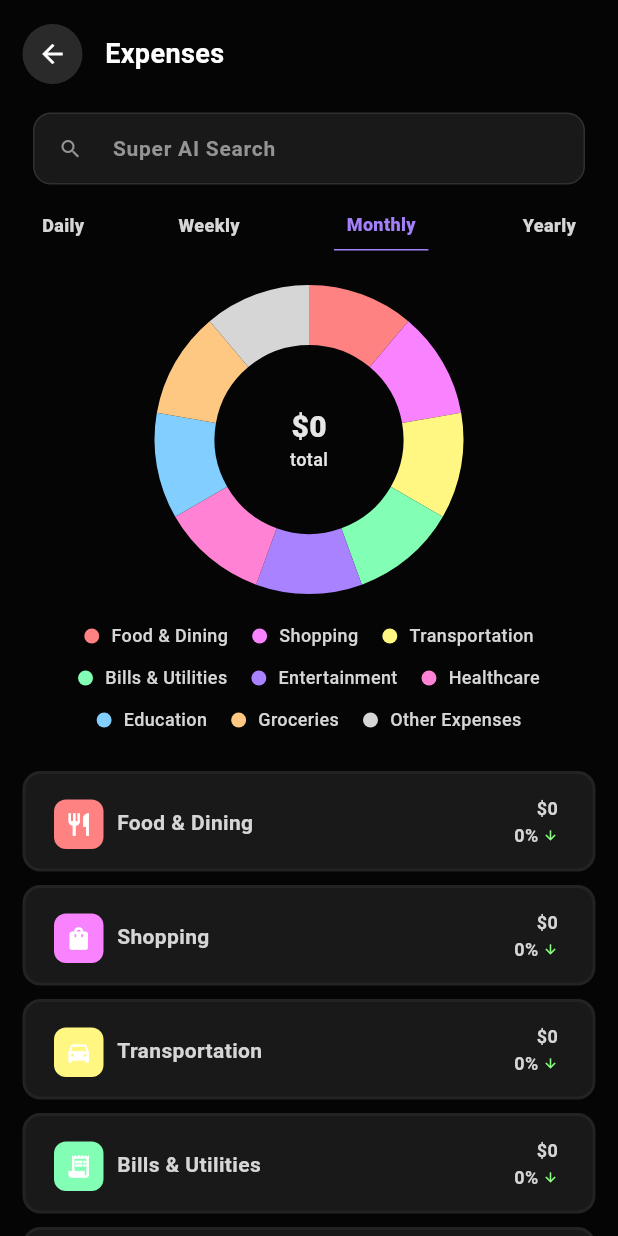
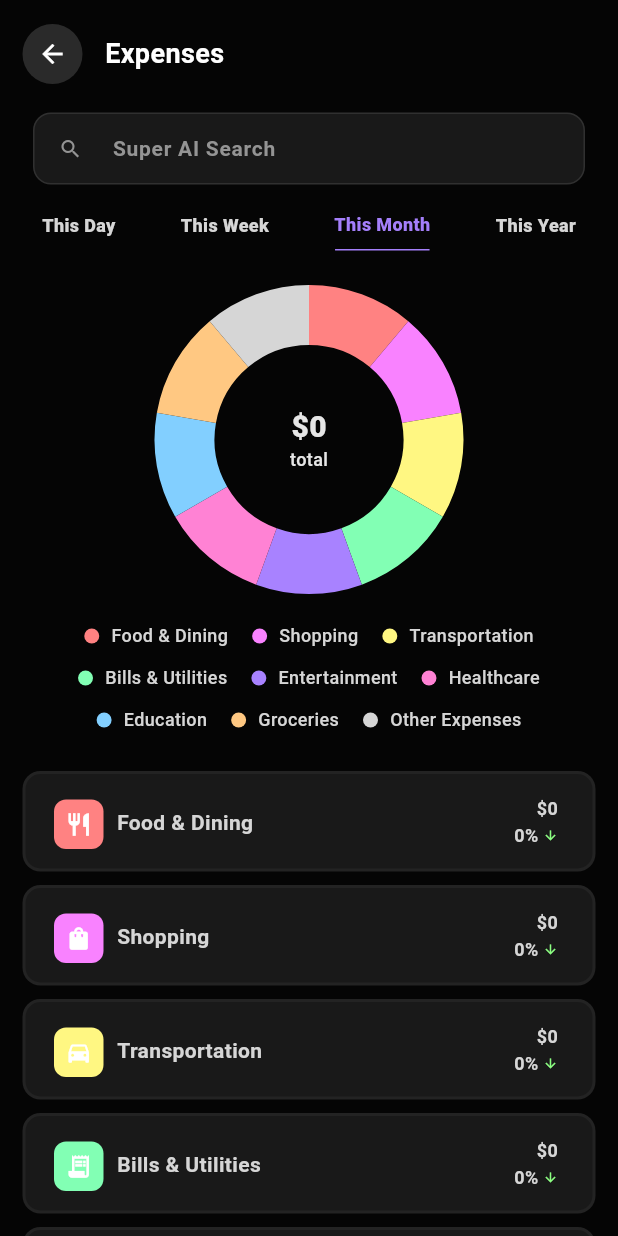
Before and after one commit to nylla8444/sAIveon, a Flutter app: the ExpensesSeeAllPage screen opened directly, on a phone screen of 412 x 824 dp. Run offline on Flutter 3.47's test engine with Material 3 defaults, Android fonts, the phone set to English and light mode, and no system bars; drawn by our look-alikes of fl_chart; our stand-ins replace connectivity_plus, dio, drift, drift_flutter, equatable, flutter_dotenv and 3 more; accounts and stored records are empty; generated files the repository leaves out were written again; Roboto replaces fonts that are missing (Manrope, Poppins).

Commit message:
fix(expenses): renamed tab labels in expenses see all page for better UX

```diff
--- a/lib/features/expenses/presentation/pages/expenses_see_all_page.dart
+++ b/lib/features/expenses/presentation/pages/expenses_see_all_page.dart
@@ -151,10 +151,10 @@ class _ExpensesSeeAllPageState extends State<ExpensesSeeAllPage> {
                   child: Row(
                     mainAxisAlignment: MainAxisAlignment.spaceBetween,
                     children: [
-                      _buildFilterTab('Daily', TimePeriod.daily),
-                      _buildFilterTab('Weekly', TimePeriod.weekly),
-                      _buildFilterTab('Monthly', TimePeriod.monthly),
-                      _buildFilterTab('Yearly', TimePeriod.yearly),
+                      _buildFilterTab('This Day', TimePeriod.daily),
+                      _buildFilterTab('This Week', TimePeriod.weekly),
+                      _buildFilterTab('This Month', TimePeriod.monthly),
+                      _buildFilterTab('This Year', TimePeriod.yearly),
                     ],
                   ),
                 ),
```
